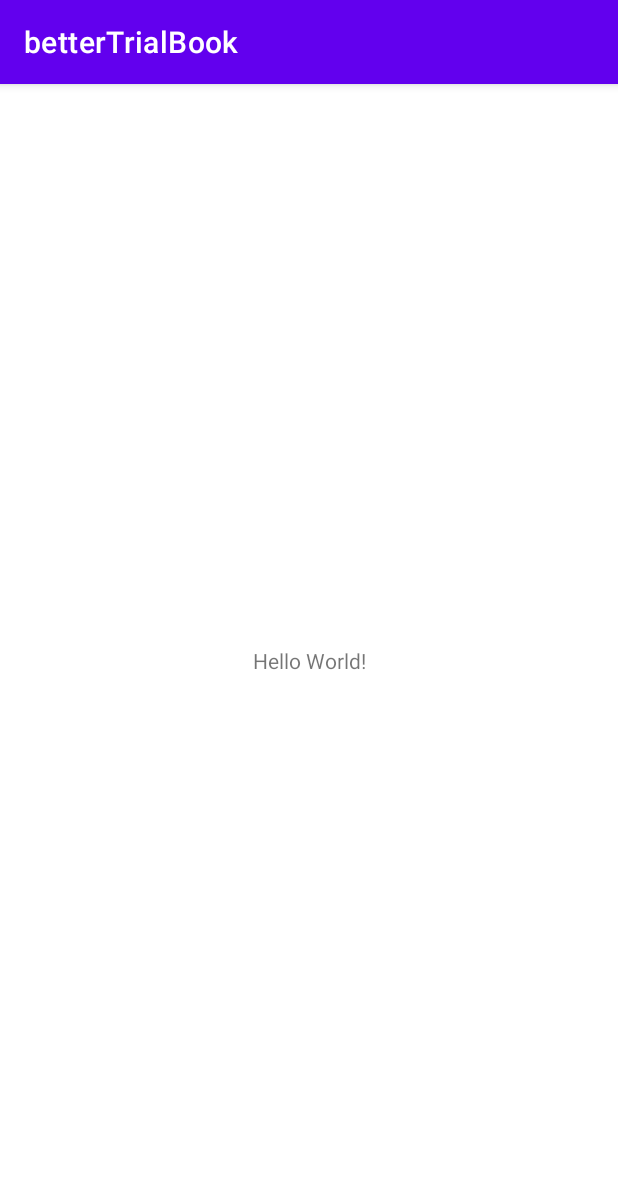
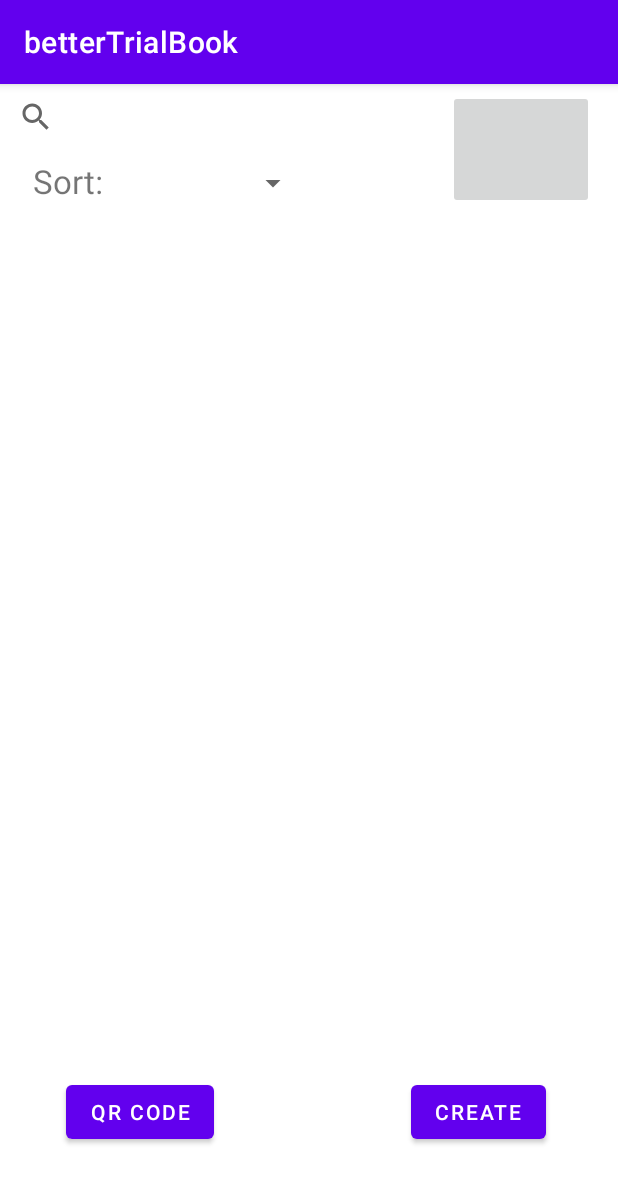
Before and after one commit to CMPUT301W21T27/betterTrialBook, an Android app: the screen it shows after launch (MainActivity), on a phone screen of 412 x 824 dp. Shown: the top 1183 px of the screen. Run offline under Robolectric (Android 15) with nearby library versions, the phone set to English and light mode, and no system bars.

Commit message:
Make a Initial Screen Version1

```diff
--- a/code/app/src/main/java/com/example/bettertrialbook/MainActivity.java
+++ b/code/app/src/main/java/com/example/bettertrialbook/MainActivity.java
@@ -3,12 +3,33 @@ package com.example.bettertrialbook;
 import androidx.appcompat.app.AppCompatActivity;
 
 import android.os.Bundle;
+import android.view.View;
+import android.widget.AdapterView;
+import android.widget.ArrayAdapter;
+import android.widget.Spinner;
+import android.widget.Toast;
 
-public class MainActivity extends AppCompatActivity {
+public class MainActivity extends AppCompatActivity implements AdapterView.OnItemSelectedListener{
 
     @Override
     protected void onCreate(Bundle savedInstanceState) {
         super.onCreate(savedInstanceState);
-        setContentView(R.layout.activity_main);
+        setContentView(R.layout.home_screen);
+
+        Spinner spinner = findViewById(R.id.SortMethod);
+        ArrayAdapter<CharSequence> adapter = ArrayAdapter.createFromResource(this, R.array.method, android.R.layout.simple_spinner_item);
+        adapter.setDropDownViewResource(android.R.layout.simple_spinner_dropdown_item);
+        spinner.setAdapter(adapter);
+        spinner.setOnItemSelectedListener(this);
+    }
+
+    @Override
+    public void onItemSelected(AdapterView<?> parent, View view, int position, long id) {
+        String text = parent.getItemAtPosition(position).toString();
+    }
+
+    @Override
+    public void onNothingSelected(AdapterView<?> parent) {
+
     }
 }
--- /dev/null
+++ b/code/app/src/main/res/layout/home_screen.xml
@@ -0,0 +1,82 @@
+<?xml version="1.0" encoding="utf-8"?>
+<androidx.constraintlayout.widget.ConstraintLayout xmlns:android="http://schemas.android.com/apk/res/android"
+    xmlns:app="http://schemas.android.com/apk/res-auto"
+    xmlns:tools="http://schemas.android.com/tools"
+    android:layout_width="match_parent"
+    android:layout_height="match_parent">
+
+    <SearchView
+        android:id="@+id/SearchBar"
+        android:layout_width="282dp"
+        android:layout_height="44dp"
+        app:layout_constraintEnd_toEndOf="parent"
+        app:layout_constraintHorizontal_bias="0.0"
+        app:layout_constraintStart_toStartOf="parent"
+        app:layout_constraintTop_toTopOf="parent" />
+
+    <ImageButton
+        android:id="@+id/Profile"
+        android:layout_width="97dp"
+        android:layout_height="79dp"
+        android:layout_marginTop="4dp"
+        android:layout_marginEnd="16dp"
+        android:contentDescription="@string/profile_picture"
+        app:layout_constraintEnd_toEndOf="parent"
+        app:layout_constraintTop_toTopOf="parent"
+        tools:srcCompat="@tools:sample/avatars" />
+
+    <TextView
+        android:id="@+id/Display1"
+        android:layout_width="48dp"
+        android:layout_height="28dp"
+        android:layout_marginStart="20dp"
+        android:layout_marginTop="50dp"
+        android:text="@string/display1"
+        android:textAlignment="textEnd"
+        android:textSize="22sp"
+        app:layout_constraintStart_toStartOf="parent"
+        app:layout_constraintTop_toTopOf="parent" />
+
+    <Spinner
+        android:id="@+id/SortMethod"
+        android:layout_width="138dp"
+        android:layout_height="28dp"
+        android:layout_marginStart="68dp"
+        android:layout_marginTop="52dp"
+        android:autofillHints="__________"
+        android:spinnerMode="dropdown"
+        app:layout_constraintStart_toStartOf="parent"
+        app:layout_constraintTop_toTopOf="parent" />
+
+    <ListView
+        android:id="@+id/SearchResultList"
+        android:layout_width="409dp"
+        android:layout_height="516dp"
+        app:layout_constraintBottom_toBottomOf="parent"
+        app:layout_constraintEnd_toEndOf="parent"
+        app:layout_constraintHorizontal_bias="0.0"
+        app:layout_constraintStart_toStartOf="parent"
+        app:layout_constraintTop_toTopOf="parent"
+        app:layout_constraintVertical_bias="0.497" />
+
+    <Button
+        android:id="@+id/QRButton"
+        android:layout_width="wrap_content"
+        android:layout_height="wrap_content"
+        android:layout_marginStart="44dp"
+        android:layout_marginTop="20dp"
+        android:text="@string/button2"
+        app:layout_constraintStart_toStartOf="parent"
+        app:layout_constraintTop_toBottomOf="@+id/SearchResultList" />
+
+    <Button
+        android:id="@+id/CreateButton"
+        android:layout_width="wrap_content"
+        android:layout_height="wrap_content"
+        android:layout_marginTop="20dp"
+        android:layout_marginEnd="48dp"
+        android:text="@string/button1"
+        app:layout_constraintEnd_toEndOf="parent"
+        app:layout_constraintTop_toBottomOf="@+id/SearchResultList" />
+
+</androidx.constraintlayout.widget.ConstraintLayout>
--- a/code/app/src/main/res/values/strings.xml
+++ b/code/app/src/main/res/values/strings.xml
@@ -1,3 +1,12 @@
 <resources>
     <string name="app_name">betterTrialBook</string>
+    <string name="display1">Sort:</string>
+    <string name="button1">Create</string>
+    <string name="button2">QR Code</string>
+    <string name="profile_picture">Profile Picture</string>
+    <string-array name="method">
+        <item></item>
+        <item>User</item>
+        <item>Alphabet</item>
+    </string-array>
 </resources>
```
